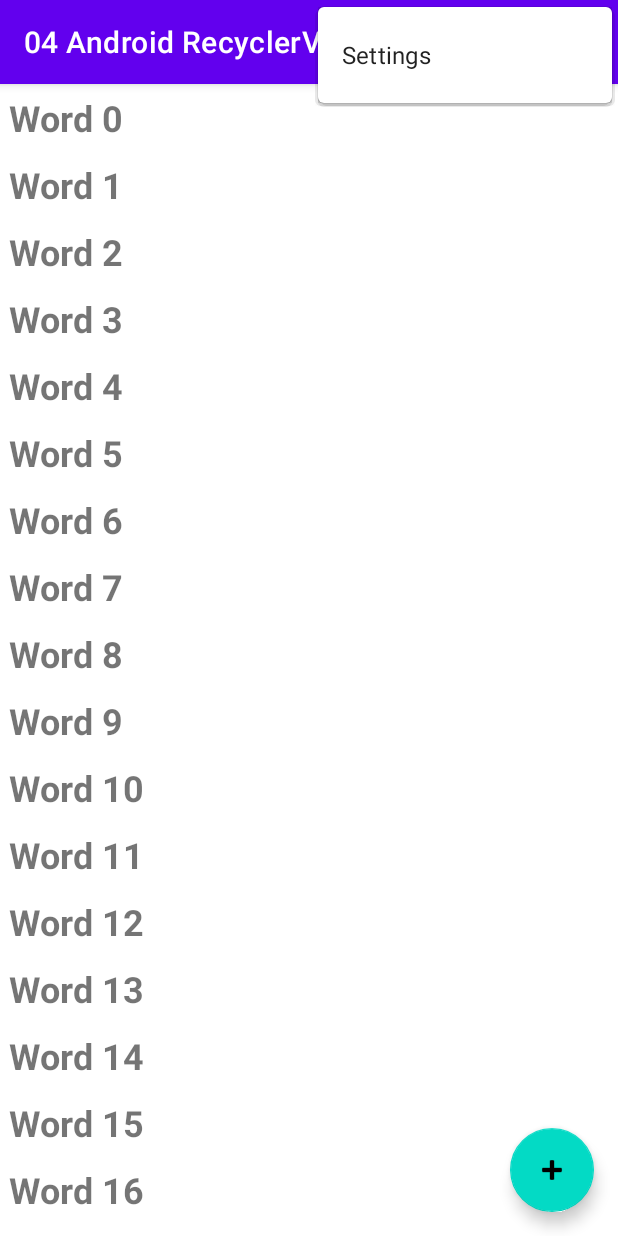
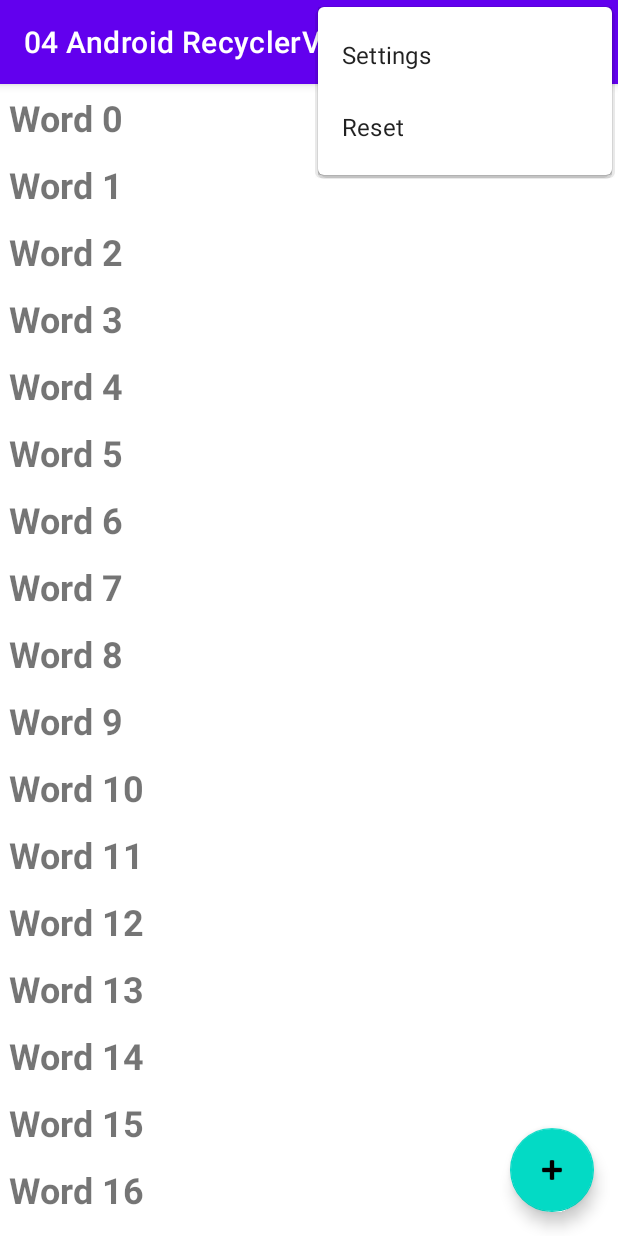
Before and after one commit to oocengg/04-android-recyclerview, an Android app: the screen it shows after launch (MainActivity), with the options menu open, on a phone screen of 412 x 824 dp. Run offline under Robolectric (Android 15) with nearby library versions, the phone set to English and light mode, and no system bars; our stand-ins replace navigation-ui.

Commit message:
Code Challenges - Add Reset Action

```diff
--- a/app/src/main/res/menu/menu_main.xml
+++ b/app/src/main/res/menu/menu_main.xml
@@ -7,4 +7,10 @@
         android:orderInCategory="100"
         android:title="@string/action_settings"
         app:showAsAction="never" />
+
+    <item
+        android:id="@+id/action_reset"
+        android:orderInCategory="100"
+        android:title="Reset"
+        app:showAsAction="never" />
 </menu>
```
Also changed, not shown: app/src/main/java/com/example/a04androidrecyclerview/MainActivity.java (+19 -1 lines).
